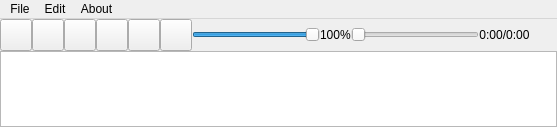
This is src/mainwindow/mainwindow.ui in savannstm/revolutionary-audio-player as Qt 5 draws it before an edit. The edited form follows.
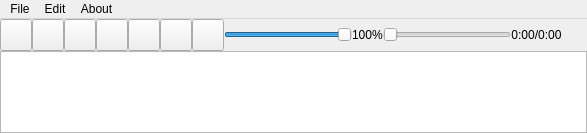
This is the edited form. Icons and pictures are not drawn. Custom widgets are drawn as their Qt base class.

The edit to the form file:
```diff
--- a/src/mainwindow/mainwindow.ui
+++ b/src/mainwindow/mainwindow.ui
@@ -6,8 +6,8 @@
    <rect>
     <x>0</x>
     <y>0</y>
-    <width>557</width>
-    <height>127</height>
+    <width>587</width>
+    <height>133</height>
    </rect>
   </property>
   <property name="sizePolicy">
@@ -68,7 +68,7 @@
         <height>128</height>
        </size>
       </property>
-      <layout class="QHBoxLayout" name="controlLayout" stretch="0,0,0,0,0,0,0,0,0,0">
+      <layout class="QHBoxLayout" name="controlLayout" stretch="0,0,0,0,0,0,0,0,0,0,0">
        <property name="spacing">
         <number>0</number>
        </property>
@@ -267,6 +267,31 @@
          </property>
         </widget>
        </item>
+       <item>
+        <widget class="QPushButton" name="eqButton">
+         <property name="minimumSize">
+          <size>
+           <width>32</width>
+           <height>32</height>
+          </size>
+         </property>
+         <property name="maximumSize">
+          <size>
+           <width>32</width>
+           <height>32</height>
+          </size>
+         </property>
+         <property name="text">
+          <string/>
+         </property>
+         <property name="icon">
+          <iconset theme="QIcon::ThemeIcon::CallStart"/>
+         </property>
+         <property name="checkable">
+          <bool>true</bool>
+         </property>
+        </widget>
+       </item>
        <item>
         <widget class="CustomSlider" name="volumeSlider">
          <property name="sizePolicy">
@@ -428,8 +453,8 @@
     <rect>
      <x>0</x>
      <y>0</y>
-     <width>557</width>
-     <height>21</height>
+     <width>587</width>
+     <height>33</height>
     </rect>
    </property>
    <widget class="QMenu" name="menuFile">
```
Left out of the diff: 3 changed lines with no effect on the pictures.
